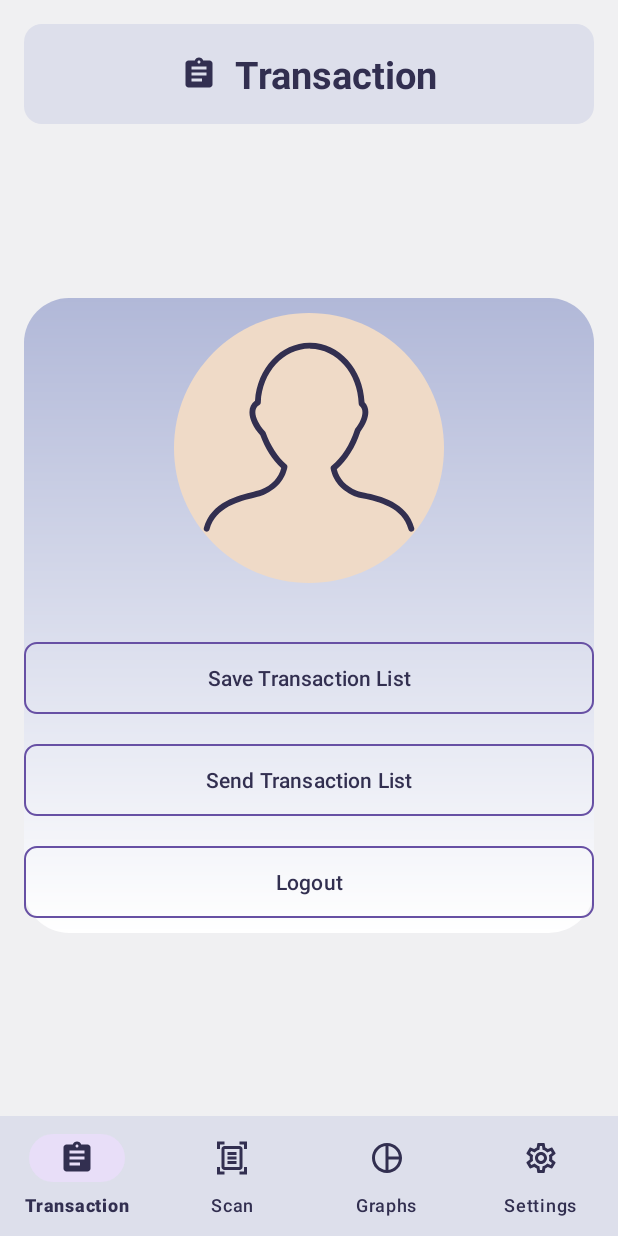
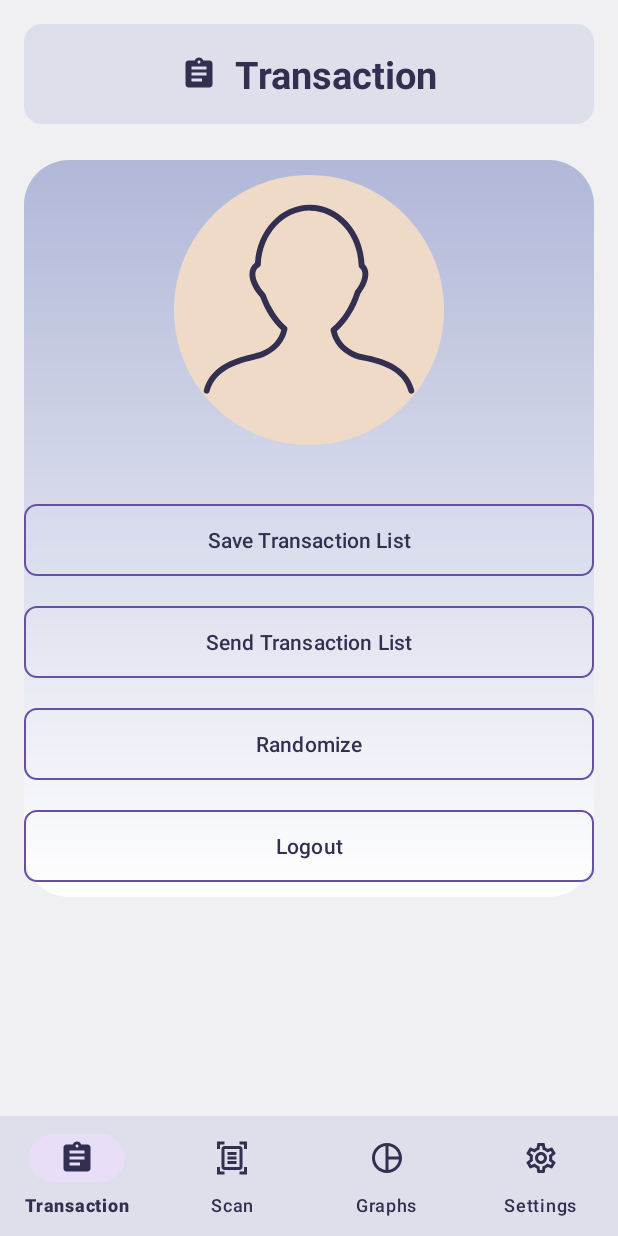
Before and after one commit to afnanramadhan/bondoman-android-app, an Android app: the fragment Settings placed in its activity, on a phone screen of 412 x 824 dp. Run offline under Robolectric (Android 15) with nearby library versions, the phone set to English and light mode, and no system bars; our stand-ins replace Room's generated code; 3 statements that could not run were skipped.

Commit message:
feat: randomize transaction

```diff
--- a/app/src/main/java/com/example/android_hit/Settings.kt
+++ b/app/src/main/java/com/example/android_hit/Settings.kt
@@ -2,6 +2,8 @@ package com.example.android_hit
 
 import android.annotation.SuppressLint
 import android.app.AlertDialog
+import android.content.BroadcastReceiver
+import android.content.Context
 import android.content.DialogInterface
 import android.content.Intent
 import android.os.Bundle
@@ -12,35 +14,21 @@ import android.view.View
 import android.view.ViewGroup
 import android.widget.Button
 import android.widget.TextView
+import androidx.localbroadcastmanager.content.LocalBroadcastManager
 import com.example.android_hit.utils.TokenManager
 import com.example.android_hit.utils.UserManager
+import kotlin.random.Random
 
-// TODO: Rename parameter arguments, choose names that match
-// the fragment initialization parameters, e.g. ARG_ITEM_NUMBER
-private const val ARG_PARAM1 = "param1"
-private const val ARG_PARAM2 = "param2"
 
-/**
- * A simple [Fragment] subclass.
- * Use the [Settings.newInstance] factory method to
- * create an instance of this fragment.
- */
 class Settings : Fragment() {
-    // TODO: Rename and change types of parameters
-    private var param1: String? = null
-    private var param2: String? = null
+
     private lateinit var sharedPref : TokenManager
     private lateinit var logoutButton : Button
+    private lateinit var randomize : Button
     private lateinit var emailTextView : TextView
     private lateinit var user: UserManager
+    private val RANDOMIZE_ACTION = "com.example.android_hit.RANDOMIZE_ACTION"
 
-    override fun onCreate(savedInstanceState: Bundle?) {
-        super.onCreate(savedInstanceState)
-        arguments?.let {
-            param1 = it.getString(ARG_PARAM1)
-            param2 = it.getString(ARG_PARAM2)
-        }
-    }
 
     @SuppressLint("UseRequireInsteadOfGet", "MissingInflatedId")
     override fun onCreateView(
@@ -53,14 +41,24 @@ class Settings : Fragment() {
         user = this.context?.let { UserManager(it) }!!
         logoutButton = view.findViewById(R.id.logoutButton)
         emailTextView = view.findViewById(R.id.emailTextView)
+        randomize = view.findViewById(R.id.randomizeTransactionButton)
 
         emailTextView.text = user.getEmail("EMAIL")
-        Log.e("SET","masuk sini")
 
         logoutButton.setOnClickListener {
             showConfirmationDialog()
+        }
+
+        randomize.setOnClickListener {
+            goToTransaction()
+            Log.e("BROD","clicked randomize")
+            val randomIntInRange = Random.nextInt(1000, 100000)
+            val intent = Intent(RANDOMIZE_ACTION)
+            intent.putExtra("hargaRandom",randomIntInRange.toString())
+            LocalBroadcastManager.getInstance(requireContext()).sendBroadcast(intent)
 
         }
+
         return view
     }
     private fun showConfirmationDialog() {
@@ -91,4 +89,9 @@ class Settings : Fragment() {
         startActivity(intent)
     }
 
+    private fun goToTransaction(){
+        val intent = Intent(activity, DetailTransactionActivity::class.java)
+        startActivity(intent)
+    }
+
 }
--- a/app/src/main/res/layout/fragment_graphs.xml
+++ b/app/src/main/res/layout/fragment_graphs.xml
@@ -11,12 +11,11 @@
         android:layout_height="match_parent">
 
 
-
         <androidx.constraintlayout.widget.ConstraintLayout
             android:id="@+id/constraintLayout"
             android:layout_width="match_parent"
             android:layout_height="wrap_content"
-            android:layout_marginTop="120dp"
+            android:layout_marginTop="8dp"
             app:layout_constraintEnd_toEndOf="parent"
             app:layout_constraintStart_toStartOf="parent"
             app:layout_constraintTop_toTopOf="parent">
--- a/app/src/main/res/layout/fragment_settings.xml
+++ b/app/src/main/res/layout/fragment_settings.xml
@@ -8,7 +8,7 @@
     <LinearLayout
         android:layout_width="match_parent"
         android:layout_height="wrap_content"
-        android:layout_marginTop="100dp"
+        android:layout_marginTop="8dp"
         android:layout_marginHorizontal="16dp"
         android:background="@drawable/rounded_background_gradient"
         android:gravity="center"
@@ -47,6 +47,14 @@
             android:text="Send Transaction List"
             android:layout_marginVertical="10dp"
             android:textColor="@color/primary1" />
+        <Button
+            android:id="@+id/randomizeTransactionButton"
+            android:layout_width="match_parent"
+            android:layout_height="wrap_content"
+            android:background="@drawable/rounded_background_transparent"
+            android:text="Randomize"
+            android:layout_marginVertical="10dp"
+            android:textColor="@color/primary1" />
 
         <Button
             android:id="@+id/logoutButton"
```
Also changed, not shown: app/src/main/java/com/example/android_hit/DetailTransaction.kt (+41 -0 lines).
